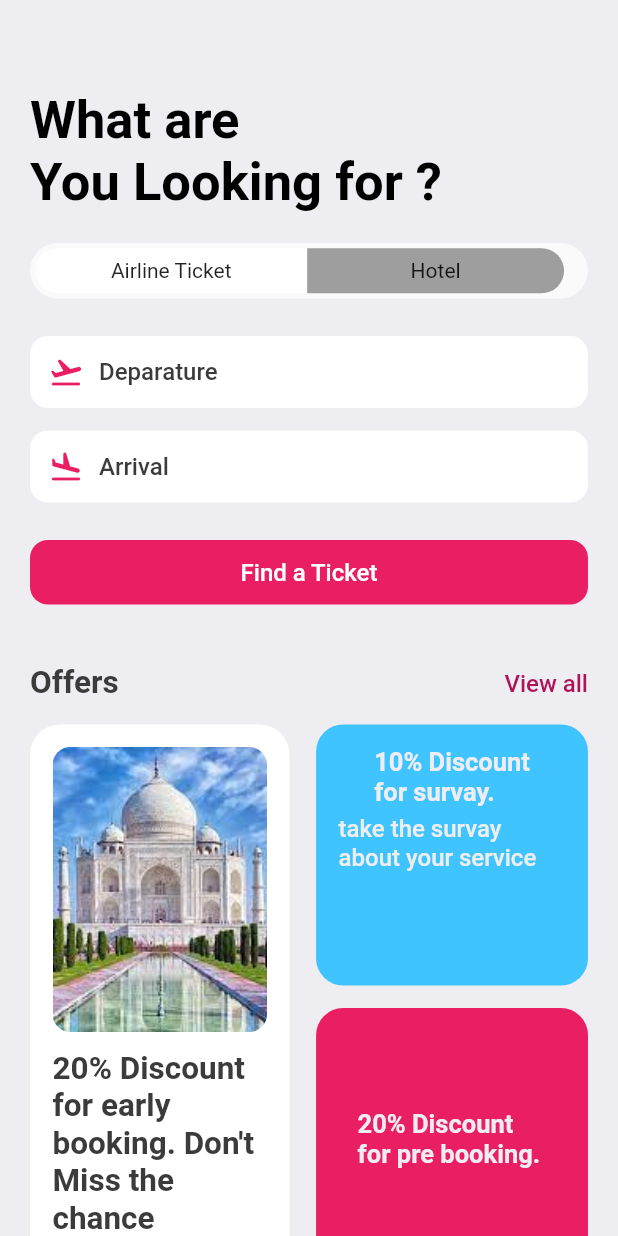
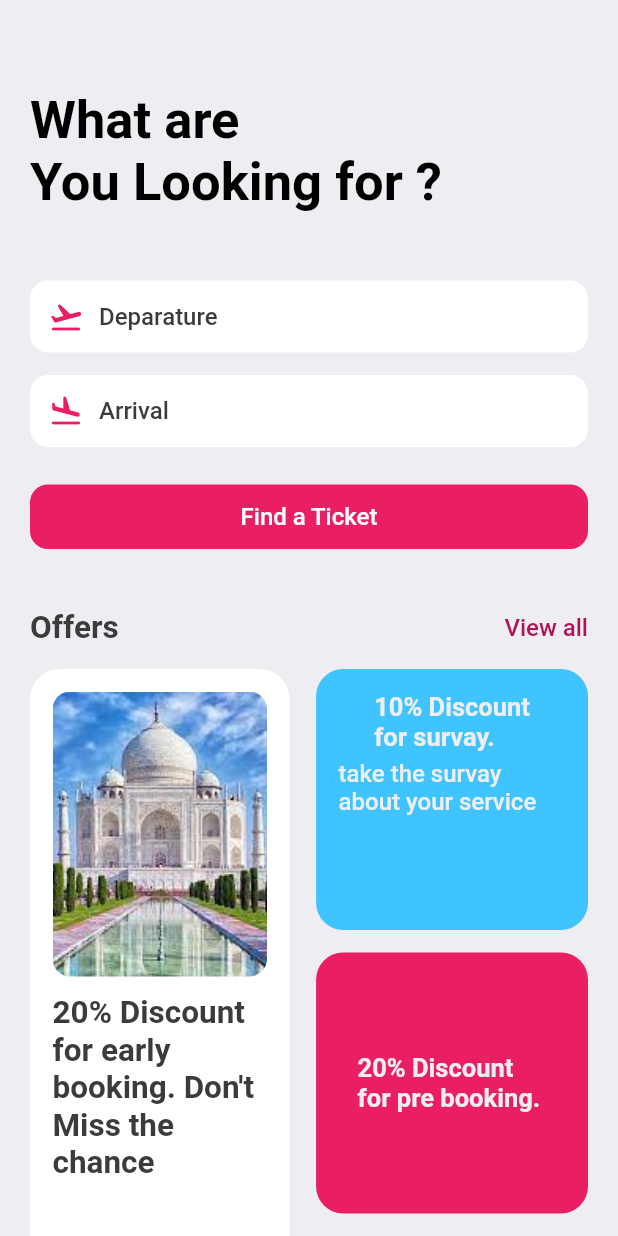
Before and after one commit to NafimAhmed/Air_Ticketing_App, a Flutter app: the SearchScreen screen opened directly, on a phone screen of 412 x 824 dp. Run offline on Flutter 3.47's test engine with Material 2 defaults, Android fonts, the phone set to English and light mode, and no system bars; our stand-ins replace fluentui_icons, gap, get, google_fonts, sizer.

Commit message:
search page repair 1

```diff
--- a/lib/screens/search_screen.dart
+++ b/lib/screens/search_screen.dart
@@ -26,36 +26,36 @@ class SearchScreen extends StatelessWidget {
           ),
           Gap(AppLayout.getHeight(20)),
           /////fitbox
-          Container(
-            padding: EdgeInsets.all(3.5),
-            child: Row(
-              children: [
-                Container(
-                  padding: EdgeInsets.symmetric(vertical: AppLayout.getHeight(7)),
-                  width: size.width*.44,
-                  decoration: BoxDecoration(
-                    borderRadius: BorderRadius.horizontal(left:Radius.circular(AppLayout.getHeight(50))),
-                    color: Colors.white,
-                  ),
-                  child: Center(child: Text("Airline Ticket")),
-                ),
-
-                Container(
-                  padding: EdgeInsets.symmetric(vertical: AppLayout.getHeight(7)),
-                  width: size.width*.44-10,
-                  decoration: BoxDecoration(
-                    borderRadius: BorderRadius.horizontal(right:Radius.circular(AppLayout.getHeight(50))),
-                    color: Colors.grey.shade500,
-                  ),
-                  child: Center(child: Text("Hotel")),
-                )
-              ],
-            ),
-            decoration: BoxDecoration(
-              borderRadius: BorderRadius.circular(AppLayout.getHeight(40)),
-              color: Colors.white70
-            ),
-          ),
+          // Container(
+          //   padding: EdgeInsets.all(3.5),
+          //   child: Row(
+          //     children: [
+          //       Container(
+          //         padding: EdgeInsets.symmetric(vertical: AppLayout.getHeight(7)),
+          //         width: size.width*.44,
+          //         decoration: BoxDecoration(
+          //           borderRadius: BorderRadius.horizontal(left:Radius.circular(AppLayout.getHeight(50))),
+          //           color: Colors.white,
+          //         ),
+          //         child: Center(child: Text("Airline Ticket")),
+          //       ),
+          //
+          //       Container(
+          //         padding: EdgeInsets.symmetric(vertical: AppLayout.getHeight(7)),
+          //         width: size.width*.44-10,
+          //         decoration: BoxDecoration(
+          //           borderRadius: BorderRadius.horizontal(right:Radius.circular(AppLayout.getHeight(50))),
+          //           color: Colors.grey.shade500,
+          //         ),
+          //         child: Center(child: Text("Hotel")),
+          //       )
+          //     ],
+          //   ),
+          //   decoration: BoxDecoration(
+          //     borderRadius: BorderRadius.circular(AppLayout.getHeight(40)),
+          //     color: Colors.white70
+          //   ),
+          // ),
           /////fitbox
 
 
```
